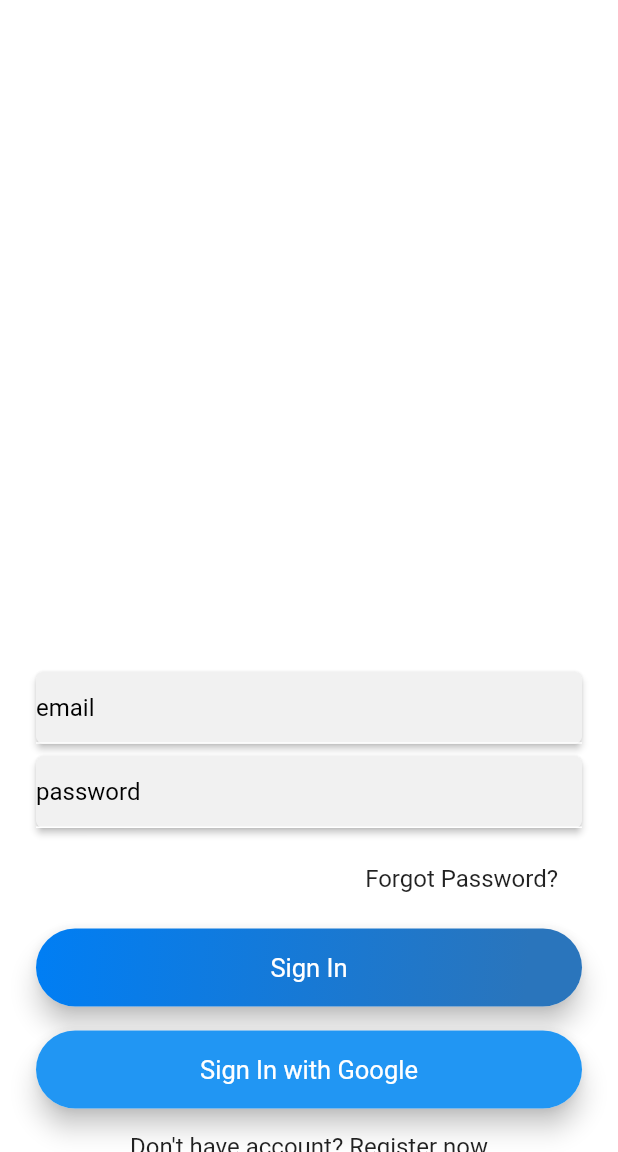
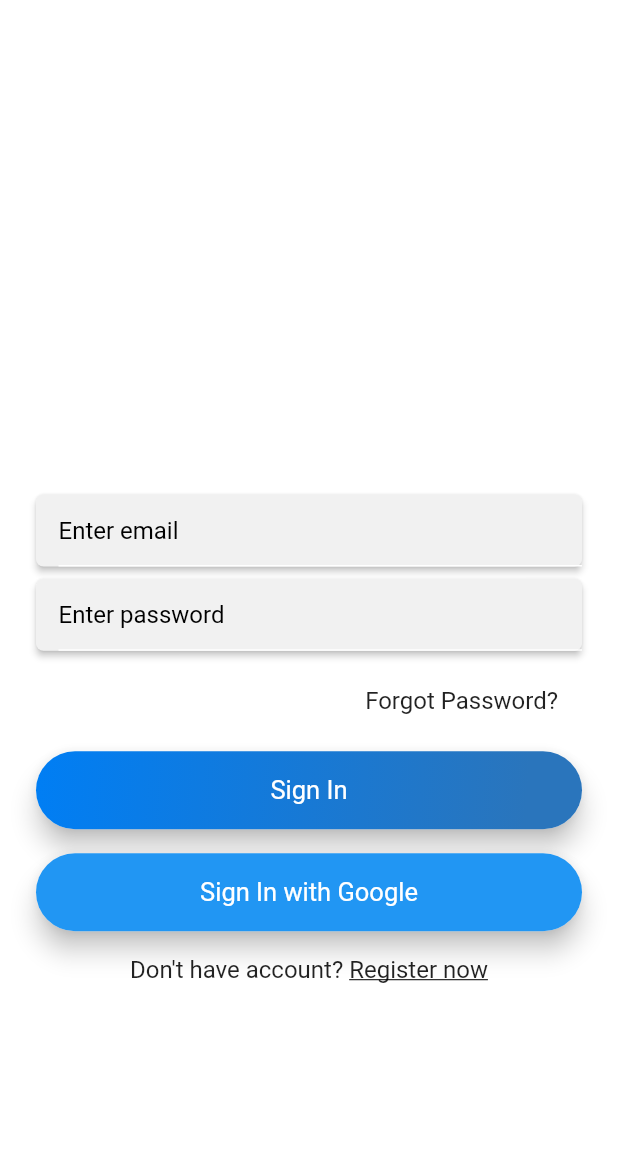
Before and after one commit to vinay7722/Flutter-Chataniac, a Flutter app: the screen it shows after launch, on a phone screen of 412 x 824 dp, the part 84-1236 px from its top. Run offline on Flutter 3.47's test engine with Material 2 defaults, Android fonts, the light colour scheme and no system bars; our stand-ins replace cloud_firestore, firebase_auth, firebase_core, google_sign_in, pinput, shared_preferences; missing offline and left inert: cloud_firestore_web, firebase_auth_web, firebase_core_web, google_sign_in_web, shared_preferences_web; accounts and stored records are empty; Roboto replaces fonts that are missing (OverpassRegular).

Commit message:
text alignment

```diff
--- a/lib/views/signin.dart
+++ b/lib/views/signin.dart
@@ -80,7 +80,7 @@ class _SignInState extends State<SignIn> {
               padding: EdgeInsets.symmetric(horizontal: 24),
               child: Column(
                   children: [
-                    Spacer(),
+                    SizedBox(height: height * 0.4,),
                     Form(
                       key: formKey,
                       child: Column(
@@ -93,6 +93,8 @@ class _SignInState extends State<SignIn> {
                                 borderRadius: BorderRadius.circular(5),
                                 color: Colors.grey.withOpacity(0.1)
                               ),
+                              child: Padding(
+                                padding: EdgeInsets.only(left: 15),
                                 child: TextFormField(
                                   validator: (val) {
                                     return RegExp(
@@ -103,7 +105,8 @@ class _SignInState extends State<SignIn> {
                                   },
                                   controller: emailEditingController,
                                   style: simpleTextStyle(),
-                                decoration: textFieldInputDecoration("email"),
+                                  decoration: textFieldInputDecoration("Enter email"),
+                                ),
                               ),
                             ),
                           ),
@@ -116,6 +119,8 @@ class _SignInState extends State<SignIn> {
                                   borderRadius: BorderRadius.circular(5),
                                   color: Colors.grey.withOpacity(0.1)
                               ),
+                              child: Padding(
+                                padding: EdgeInsets.only(left: 15),
                                 child: TextFormField(
                                   obscureText: true,
                                   validator: (val) {
@@ -125,7 +130,8 @@ class _SignInState extends State<SignIn> {
                                   },
                                   style: simpleTextStyle(),
                                   controller: passwordEditingController,
-                                decoration: textFieldInputDecoration("password"),
+                                  decoration: textFieldInputDecoration("Enter password"),
+                                ),
                               ),
                             ),
                           ),
```
Lines whose indentation alone changed are shown as unchanged.
